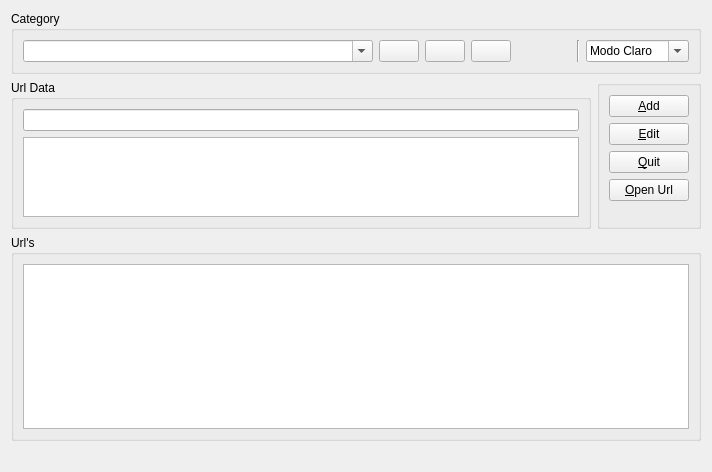
The window that widget.ui (lincolningaroca/xxxApp) describes before a commit, drawn with Qt 5.
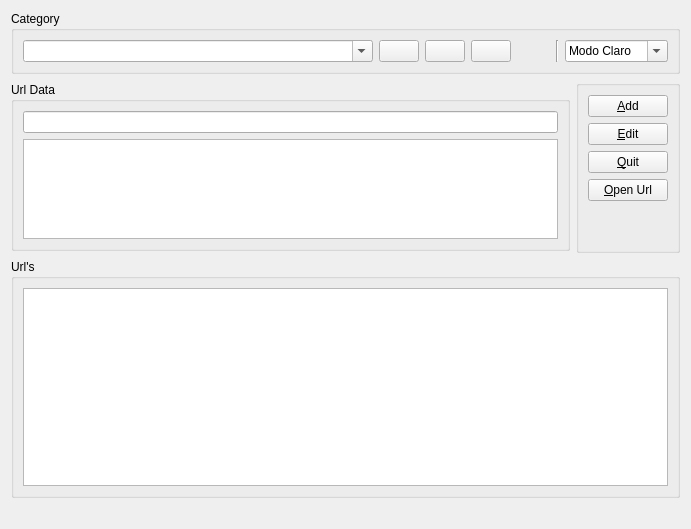
The same window after the commit. Icons and pictures are not drawn.

Commit message: Bug fix: some properties of the main form were changed, now the form can be resized, the QTableView control columns are resized when the form is widened.

```diff
--- a/widget.ui
+++ b/widget.ui
@@ -6,8 +6,8 @@
    <rect>
     <x>0</x>
     <y>0</y>
-    <width>712</width>
-    <height>472</height>
+    <width>691</width>
+    <height>529</height>
    </rect>
   </property>
   <property name="windowTitle">
@@ -151,6 +151,12 @@
     <layout class="QHBoxLayout" name="horizontalLayout">
      <item>
       <widget class="QGroupBox" name="groupBox">
+       <property name="sizePolicy">
+        <sizepolicy hsizetype="Preferred" vsizetype="Fixed">
+         <horstretch>0</horstretch>
+         <verstretch>0</verstretch>
+        </sizepolicy>
+       </property>
        <property name="title">
         <string>Url Data</string>
        </property>
@@ -169,13 +175,13 @@
           <property name="minimumSize">
            <size>
             <width>0</width>
-            <height>80</height>
+            <height>100</height>
            </size>
           </property>
           <property name="maximumSize">
            <size>
             <width>16777215</width>
-            <height>80</height>
+            <height>100</height>
            </size>
           </property>
          </widget>
@@ -185,6 +191,12 @@
      </item>
      <item>
       <widget class="QGroupBox" name="groupBox_4">
+       <property name="sizePolicy">
+        <sizepolicy hsizetype="Preferred" vsizetype="Fixed">
+         <horstretch>0</horstretch>
+         <verstretch>0</verstretch>
+        </sizepolicy>
+       </property>
        <property name="title">
         <string/>
        </property>
@@ -241,12 +253,24 @@
    </item>
    <item>
     <widget class="QGroupBox" name="groupBox_2">
+     <property name="sizePolicy">
+      <sizepolicy hsizetype="Expanding" vsizetype="Preferred">
+       <horstretch>0</horstretch>
+       <verstretch>0</verstretch>
+      </sizepolicy>
+     </property>
      <property name="title">
       <string>Url's</string>
      </property>
      <layout class="QVBoxLayout" name="verticalLayout_2">
       <item>
        <widget class="QTableView" name="tvUrl">
+        <property name="sizePolicy">
+         <sizepolicy hsizetype="Preferred" vsizetype="Expanding">
+          <horstretch>0</horstretch>
+          <verstretch>0</verstretch>
+         </sizepolicy>
+        </property>
         <property name="minimumSize">
          <size>
           <width>0</width>
@@ -259,6 +283,12 @@
           <height>16777215</height>
          </size>
         </property>
+        <property name="frameShape">
+         <enum>QFrame::StyledPanel</enum>
+        </property>
+        <property name="sizeAdjustPolicy">
+         <enum>QAbstractScrollArea::AdjustIgnored</enum>
+        </property>
         <property name="editTriggers">
          <set>QAbstractItemView::NoEditTriggers</set>
         </property>
```
The commit also changes 2 other files.
